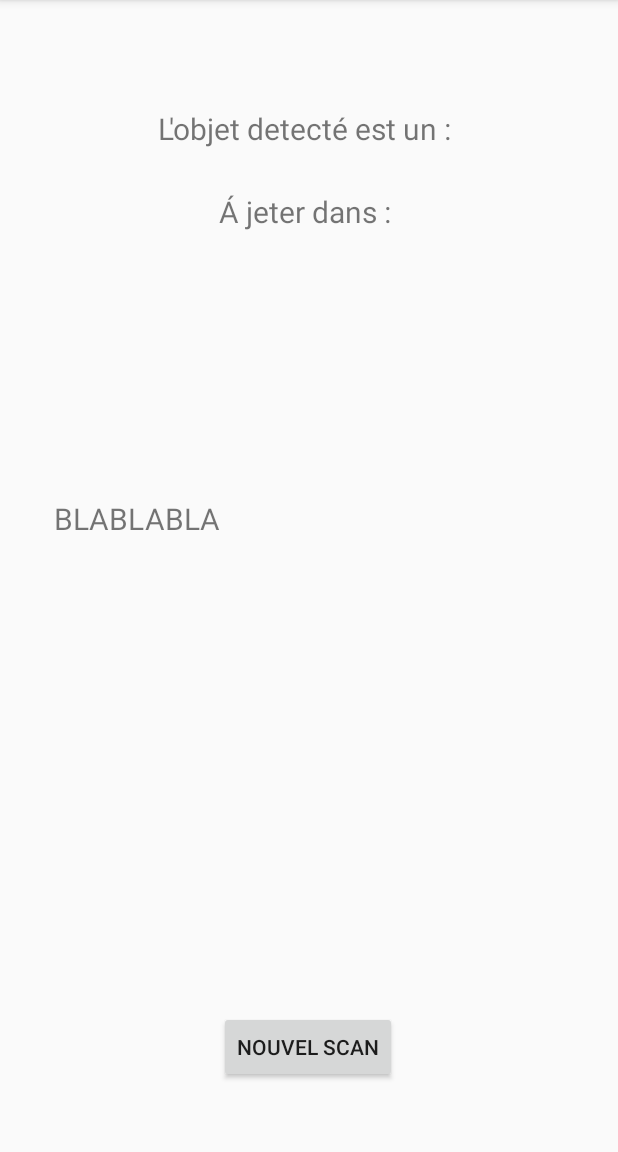
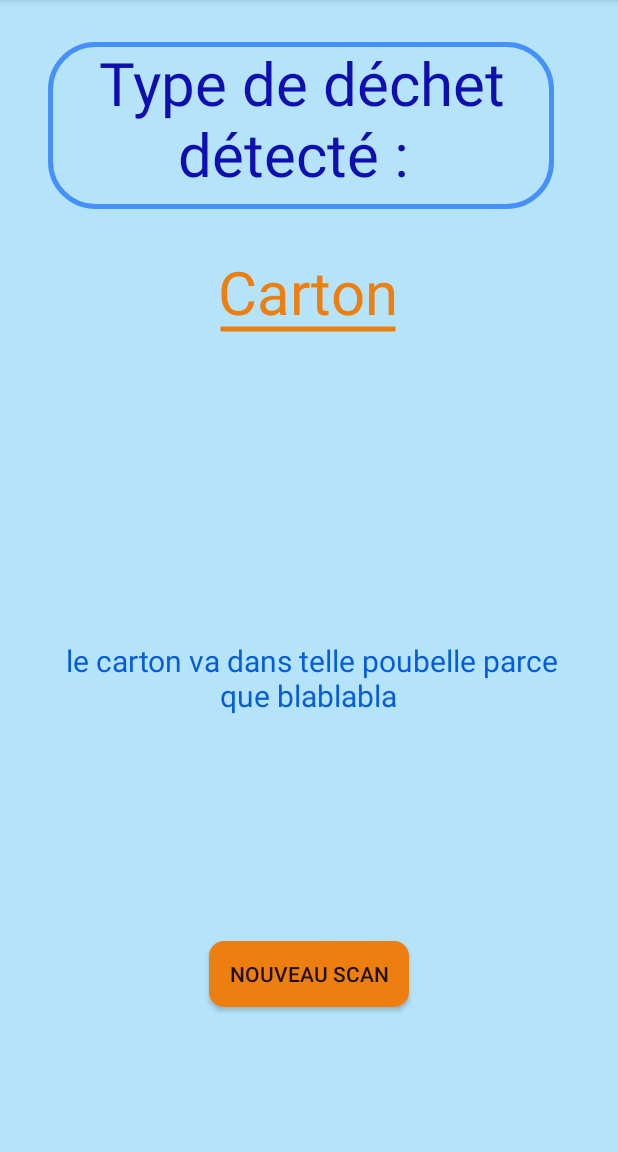
Before and after one commit to FedericoFisicaro/BAB3-Projet-App-Mob-, an Android app: the ResultActivity screen opened directly, with no data from a screen before it, on a phone screen of 412 x 824 dp, the part 84-1236 px from its top. Run offline under Robolectric (Android 15) with nearby library versions, the phone set to English and light mode, and no system bars.

Commit message:
2ème version design

```diff
--- a/app/src/main/java/be/federico/projetappmob/DetectActivity.java
+++ b/app/src/main/java/be/federico/projetappmob/DetectActivity.java
@@ -12,7 +12,7 @@ import android.widget.ImageView;
 
 public class DetectActivity extends AppCompatActivity {
 
-    Button prendrePhoto;
+    Button prendrePhoto,detect;
     ImageView photo;
 
 
@@ -21,6 +21,7 @@ public class DetectActivity extends AppCompatActivity {
         super.onCreate(savedInstanceState);
         setContentView(R.layout.activity_detect);
         prendrePhoto=findViewById(R.id.BtnToggleCamera);
+        detect=findViewById(R.id.BtnDetect);
         photo=findViewById(R.id.ImageView);
 
         prendrePhoto.setOnClickListener(new View.OnClickListener() {
@@ -28,6 +29,14 @@ public class DetectActivity extends AppCompatActivity {
             public void onClick(View v) {
                 Intent intent= new Intent(MediaStore.ACTION_IMAGE_CAPTURE);
                 startActivityForResult(intent,0);
+            }
+        });
+
+        detect.setOnClickListener(new View.OnClickListener() {
+            @Override
+            public void onClick(View v) {
+                Intent intent= new Intent(DetectActivity.this,ResultActivity.class);
+                startActivity(intent);
             }
         });
     }
--- a/app/src/main/java/be/federico/projetappmob/ResultActivity.java
+++ b/app/src/main/java/be/federico/projetappmob/ResultActivity.java
@@ -1,7 +1,9 @@
 package be.federico.projetappmob;
 
+import android.content.Intent;
 import android.support.v7.app.AppCompatActivity;
 import android.os.Bundle;
+import android.view.View;
 import android.widget.Button;
 import android.widget.TextView;
 
@@ -14,5 +16,15 @@ public class ResultActivity extends AppCompatActivity {
     protected void onCreate(Bundle savedInstanceState) {
         super.onCreate(savedInstanceState);
         setContentView(R.layout.activity_result);
+
+        back=findViewById(R.id.BtnBack);
+
+        back.setOnClickListener(new View.OnClickListener() {
+            @Override
+            public void onClick(View v) {
+                Intent intent=new Intent(ResultActivity.this,DetectActivity.class);
+                startActivity(intent);
+            }
+        });
     }
 }
--- /dev/null
+++ b/app/src/main/res/drawable/ligne_orange.xml
@@ -0,0 +1,20 @@
+<?xml version="1.0" encoding="utf-8"?>
+<shape xmlns:android="http://schemas.android.com/apk/res/android"
+    android:shape="line" >
+
+    <!-- View background color -->
+    <solid
+        android:color="#b5e4fa" >
+    </solid>
+
+    <padding
+
+        android:bottom="50dp">
+    </padding>
+    <!-- View border color and width -->
+    <stroke
+        android:width="3dp"
+        android:color="#ED7F10" >
+    </stroke>
+
+</shape>
--- a/app/src/main/res/layout/activity_result.xml
+++ b/app/src/main/res/layout/activity_result.xml
@@ -4,19 +4,23 @@
     xmlns:tools="http://schemas.android.com/tools"
     android:layout_width="match_parent"
     android:layout_height="match_parent"
+    android:background="#b5e4fa"
     tools:context=".ResultActivity">
 
     <TextView
         android:id="@+id/TvScanResult"
-        android:layout_width="wrap_content"
-        android:layout_height="wrap_content"
+        android:layout_width="337dp"
+        android:layout_height="111dp"
         android:layout_marginStart="8dp"
-        android:layout_marginTop="72dp"
+        android:layout_marginTop="28dp"
         android:layout_marginEnd="8dp"
-        android:text="L'objet detecté est un : "
-        android:textSize="20dp"
+        android:gravity="center_horizontal"
+        android:text="Type de déchet détecté : "
+        android:textColor="#0f0fb0"
+        android:textSize="40dp"
+        android:background="@drawable/rectangle_bleu"
         app:layout_constraintEnd_toEndOf="parent"
-        app:layout_constraintHorizontal_bias="0.497"
+        app:layout_constraintHorizontal_bias="0.409"
         app:layout_constraintStart_toStartOf="parent"
         app:layout_constraintTop_toTopOf="parent" />
 
@@ -25,15 +29,17 @@
         android:layout_width="339dp"
         android:layout_height="305dp"
         android:layout_marginStart="16dp"
-        android:layout_marginTop="332dp"
+        android:layout_marginTop="28dp"
         android:layout_marginEnd="8dp"
-        android:text="BLABLABLA"
+        android:textColor="#055ddb"
+        android:gravity="center"
+        android:scrollbars="vertical"
+        android:text=" le carton va dans telle poubelle parce que blablabla"
         android:textSize="20dp"
-        android:scrollbars="vertical"
         app:layout_constraintEnd_toEndOf="parent"
         app:layout_constraintHorizontal_bias="0.416"
         app:layout_constraintStart_toStartOf="parent"
-        app:layout_constraintTop_toTopOf="parent" />
+        app:layout_constraintTop_toBottomOf="@+id/TvTrashResult" />
 
     <TextView
         android:id="@+id/TvTrashResult"
@@ -42,41 +48,29 @@
         android:layout_marginStart="8dp"
         android:layout_marginTop="28dp"
         android:layout_marginEnd="8dp"
-        android:text="Á jeter dans : "
-        android:textSize="20dp"
+        android:text="Carton"
+        android:background="@drawable/ligne_orange"
+        android:textColor="#ED7F10"
+        android:textSize="40dp"
         app:layout_constraintEnd_toEndOf="parent"
         app:layout_constraintHorizontal_bias="0.498"
         app:layout_constraintStart_toStartOf="parent"
         app:layout_constraintTop_toBottomOf="@+id/TvScanResult" />
 
-    <ImageView
-        android:id="@+id/IvPoubelle"
-        android:layout_width="101dp"
-        android:layout_height="96dp"
+    <Button
+        android:id="@+id/BtnBack"
+        android:layout_width="133dp"
+        android:layout_height="44dp"
         android:layout_marginStart="8dp"
         android:layout_marginTop="8dp"
         android:layout_marginEnd="8dp"
         android:layout_marginBottom="8dp"
-        app:layout_constraintBottom_toTopOf="@+id/TvInfos"
+        android:background="@drawable/rectangle_plein_orange"
+        android:text="Nouveau scan"
+        app:layout_constraintBottom_toBottomOf="parent"
         app:layout_constraintEnd_toEndOf="parent"
         app:layout_constraintStart_toStartOf="parent"
-        app:layout_constraintTop_toBottomOf="@+id/TvTrashResult"
-        app:layout_constraintVertical_bias="0.318" />
-
-    <Button
-        android:id="@+id/BtnBack"
-        android:layout_width="wrap_content"
-        android:layout_height="wrap_content"
-        android:layout_marginStart="8dp"
-        android:layout_marginTop="8dp"
-        android:layout_marginEnd="8dp"
-        android:layout_marginBottom="8dp"
-        android:text="Nouvel scan"
-        app:layout_constraintBottom_toBottomOf="parent"
-        app:layout_constraintEnd_toEndOf="parent"
-        app:layout_constraintHorizontal_bias="0.498"
-        app:layout_constraintStart_toStartOf="parent"
         app:layout_constraintTop_toBottomOf="@+id/TvInfos"
-        app:layout_constraintVertical_bias="0.433" />
+        app:layout_constraintVertical_bias="0.145" />
 
 </android.support.constraint.ConstraintLayout>
```
